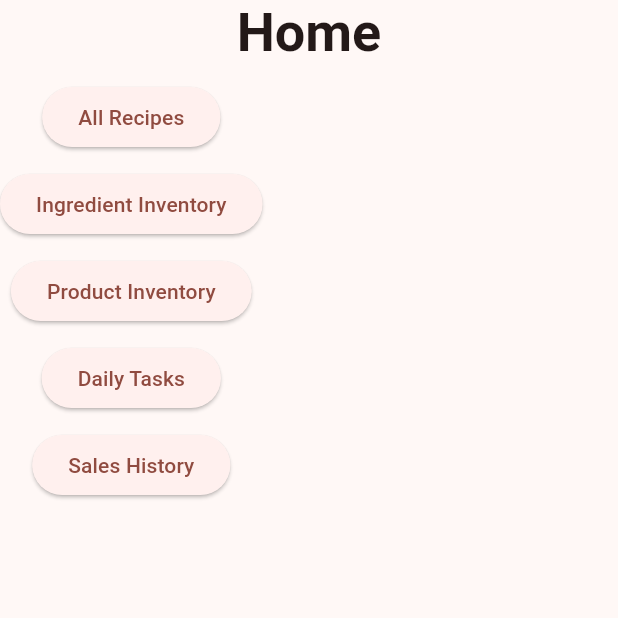
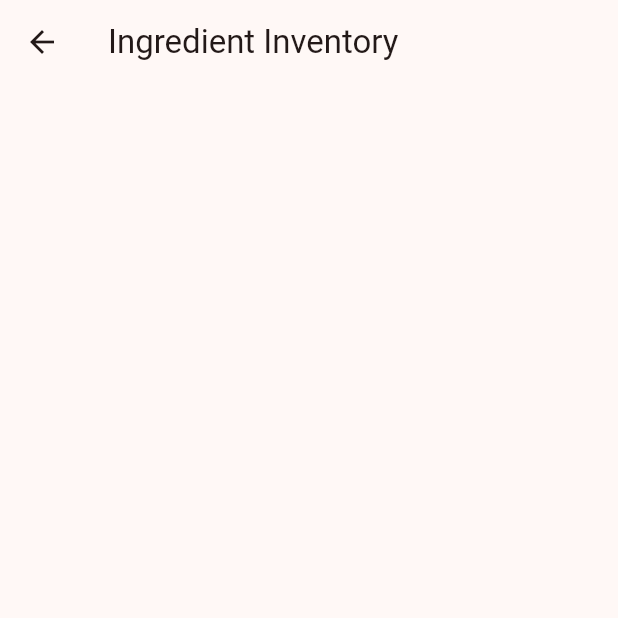
Before and after one commit to Software-Engineering-WebDev-MobileDev/MobileDev, a Flutter app: the screen it shows after launch, after a tap on "Ingredient Inventory", on a phone screen of 412 x 824 dp, the top half of it. Run offline on Flutter 3.47's test engine with Material 3 defaults, Android fonts, the light colour scheme and no system bars.

Commit message:
Added basic page routing

```diff
--- a/src/bakery_manager_mobile/lib/main.dart
+++ b/src/bakery_manager_mobile/lib/main.dart
@@ -1,5 +1,6 @@
 import 'package:flutter/material.dart';
 import 'package:provider/provider.dart';
+import 'pages/home_page.dart';
 
 /*
   * Runs the app
@@ -36,94 +37,3 @@ class MyAppState extends ChangeNotifier {
 }
 
 // ...
-
-/*
- * Home page for the app
- * Children:
- *  Title() - Title Text for home page
- *  OptionsBar() - Option Buttons
-*/
-class MyHomePage extends StatelessWidget {
-  const MyHomePage({super.key});
-
-  @override
-  Widget build(BuildContext context) {
-    return const Scaffold(
-      // SafeArea prevents overlap for device function bars
-      body: SafeArea(
-        child: Column(
-          children: [
-            Title(),
-            SizedBox(height: 10), // Used to create a gap
-            OptionsBar(),
-          ],
-        ),
-      ),
-    );
-  }
-}
-
-/*
- * OptionsBar widget:
- * Contains five buttons on the home page that should route to a different page
-*/
-class OptionsBar extends StatelessWidget {
-  const OptionsBar({
-    super.key,
-  });
-
-  @override
-  Widget build(BuildContext context) {
-    return Align(
-        alignment: Alignment.topLeft,
-        child: Column(
-          mainAxisAlignment: MainAxisAlignment.spaceBetween,
-          children: [
-            ElevatedButton(
-              onPressed: () {}, // Do nothing for now - Should route to the Recipies page
-              child: const Text('All Recipes'),
-            ),
-            const SizedBox(height: 10),
-            ElevatedButton(
-              onPressed: () {}, // Do nothing for now - Should route to the Ingredient Inventory page
-              child: const Text('Ingredient Inventory'),
-            ),
-            const SizedBox(height: 10),
-            ElevatedButton(
-              onPressed: () {}, // Do nothing for now - Should route to the Product Inventory page
-              child: const Text('Product Inventory'),
-            ),
-            const SizedBox(height: 10),
-            ElevatedButton(
-              onPressed: () {}, // Do nothing for now - Should route to the Tasks page
-              child: const Text('Daily Tasks'),
-            ),
-            const SizedBox(height: 10),
-            ElevatedButton(
-              onPressed: () {}, // Do nothing for now - Should route to Sales History page - May be removed
-              child: const Text('Sales History'),
-            ),
-          ],
-        )
-        );
-  }
-}
-
-/*
- * Title widget:
- * Contains text of the homepage title
-*/
-class Title extends StatelessWidget {
-  const Title({
-    super.key,
-  });
-
-  @override
-  Widget build(BuildContext context) {
-    final theme = Theme.of(context);
-    final style = theme.textTheme.displaySmall!.copyWith(
-      fontWeight: FontWeight.bold,
-    );
-    return Center(child: Text('Home', style: style));
-  }
-}
--- /dev/null
+++ b/src/bakery_manager_mobile/lib/pages/all.dart
@@ -0,0 +1,6 @@
+export 'home_page.dart';
+export 'recipe_page.dart';
+export 'ingredient_page.dart';
+export 'product_page.dart';
+export 'task_page.dart';
+export 'sales_page.dart';
--- /dev/null
+++ b/src/bakery_manager_mobile/lib/pages/home_page.dart
@@ -0,0 +1,124 @@
+import 'package:flutter/material.dart';
+import 'all.dart';
+
+/*
+ * Home page for the app
+ * Children:
+ *  Title() - Title Text for home page
+ *  OptionsBar() - Option Buttons
+*/
+class MyHomePage extends StatefulWidget {
+  const MyHomePage({super.key});
+
+  @override
+  State<MyHomePage> createState() => _MyHomePageState();
+}
+
+class _MyHomePageState extends State<MyHomePage> {
+
+  @override
+  Widget build(BuildContext context) {
+    return const Scaffold(
+      // SafeArea prevents overlap for device function bars
+      body: SafeArea(
+        child: Column(
+          children: [
+            Title(),
+            SizedBox(height: 10), // Used to create a gap
+            OptionsBar(),
+          ],
+        ),
+      ),
+    );
+  }
+}
+
+/*
+ * OptionsBar widget:
+ * Contains five buttons on the home page that should route to a different page
+*/
+class OptionsBar extends StatelessWidget {
+  const OptionsBar({
+    super.key,
+  });
+
+  @override
+  Widget build(BuildContext context) {
+    return Align(
+        alignment: Alignment.topLeft,
+        child: Column(
+          mainAxisAlignment: MainAxisAlignment.spaceBetween,
+          children: [
+            ElevatedButton(
+               onPressed: () {
+                Navigator.push(
+                  context,
+                  MaterialPageRoute(builder: (context) => const AllRecipesPage())
+                );
+               }, // On press navigate to the Recipe page
+              child: const Text('All Recipes'),
+            ),
+            const SizedBox(height: 10),
+            ElevatedButton(
+              onPressed: () {
+                Navigator.push(
+                  context,
+                  MaterialPageRoute(builder: (context) => const IngredientPage())
+                );
+              }, // On press navigate to the Ingredient page
+              child: const Text('Ingredient Inventory'),
+            ),
+            const SizedBox(height: 10),
+            ElevatedButton(
+              onPressed: () {
+                Navigator.push(
+                  context,
+                  MaterialPageRoute(builder: (context) => const ProductPage())
+                );
+              }, // Do nothing for now - Should route to the Product Inventory page
+              child: const Text('Product Inventory'),
+            ),
+            const SizedBox(height: 10),
+            ElevatedButton(
+              onPressed: () {
+                Navigator.push(
+                  context,
+                  MaterialPageRoute(builder: (context) => const TaskPage())
+                );
+              }, // Do nothing for now - Should route to the Tasks page
+              child: const Text('Daily Tasks'),
+            ),
+            const SizedBox(height: 10),
+            ElevatedButton(
+              onPressed: () {
+                Navigator.push(
+                  context,
+                  MaterialPageRoute(builder: (context) => const SalesPage())
+                );
+              }, // Do nothing for now - Should route to Sales History page - May be removed
+              child: const Text('Sales History'),
+            ),
+          ],
+        )
+        );
+  }
+}
+
+/*
+ * Title widget:
+ * Contains text of the homepage title
+*/
+class Title extends StatelessWidget {
+  const Title({
+    super.key,
+  });
+
+  @override
+  Widget build(BuildContext context) {
+    final theme = Theme.of(context);
+    final style = theme.textTheme.displaySmall!.copyWith(
+      fontWeight: FontWeight.bold,
+    );
+    return Center(child: Text('Home', style: style));
+  }
+}
--- /dev/null
+++ b/src/bakery_manager_mobile/lib/pages/ingredient_page.dart
@@ -0,0 +1,14 @@
+import 'package:flutter/material.dart';
+
+class IngredientPage extends StatelessWidget {
+  const IngredientPage({super.key});
+
+  @override
+  Widget build(BuildContext context) {
+    return Scaffold(
+      appBar: AppBar(
+        title: const Text('Ingredient Inventory'),
+      ),
+    );
+  }
+}
```
Also changed, not shown: src/bakery_manager_mobile/lib/pages/product_page.dart (added, +14 -0 lines), src/bakery_manager_mobile/lib/pages/recipe_page.dart (added, +14 -0 lines), src/bakery_manager_mobile/lib/pages/sales_page.dart (added, +14 -0 lines), src/bakery_manager_mobile/lib/pages/task_page.dart (added, +14 -0 lines).
